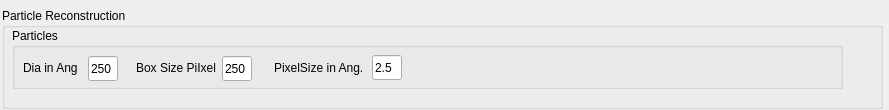
The window that src/gui/widgets/particleReconstruction.ui (Klumpe-lab/CryoBoost) describes before a commit, drawn with Qt 5.
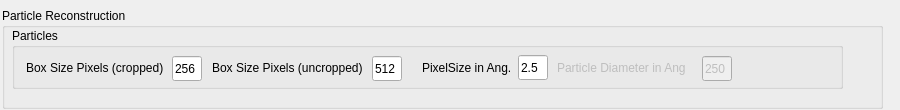
The same window after the commit.

Commit message: test with particle extraction successful

```diff
--- a/src/gui/widgets/particleReconstruction.ui
+++ b/src/gui/widgets/particleReconstruction.ui
@@ -6,7 +6,7 @@
    <rect>
     <x>0</x>
     <y>0</y>
-    <width>889</width>
+    <width>900</width>
     <height>110</height>
    </rect>
   </property>
@@ -16,6 +16,12 @@
     <verstretch>0</verstretch>
    </sizepolicy>
   </property>
+  <property name="minimumSize">
+   <size>
+    <width>900</width>
+    <height>110</height>
+   </size>
+  </property>
   <property name="windowTitle">
    <string>Form</string>
   </property>
@@ -50,22 +56,28 @@
      <string>Particles</string>
     </property>
     <widget class="QLabel" name="label_66">
+     <property name="enabled">
+      <bool>false</bool>
+     </property>
      <property name="geometry">
       <rect>
-       <x>11</x>
+       <x>545</x>
        <y>30</y>
-       <width>60</width>
+       <width>161</width>
        <height>20</height>
       </rect>
      </property>
      <property name="text">
-      <string>Dia in Ang</string>
+      <string>Particle Diameter in Ang</string>
      </property>
     </widget>
-    <widget class="QLineEdit" name="line_path_movies_11">
+    <widget class="QLineEdit" name="line_path_partRecParticleDia">
+     <property name="enabled">
+      <bool>false</bool>
+     </property>
      <property name="geometry">
       <rect>
-       <x>76</x>
+       <x>690</x>
        <y>28</y>
        <width>30</width>
        <height>25</height>
@@ -78,33 +90,33 @@
     <widget class="QLabel" name="label_67">
      <property name="geometry">
       <rect>
-       <x>124</x>
+       <x>14</x>
        <y>30</y>
-       <width>81</width>
+       <width>141</width>
        <height>20</height>
       </rect>
      </property>
      <property name="text">
-      <string>Box Size PiIxel</string>
+      <string>Box Size Pixels (cropped)</string>
      </property>
     </widget>
     <widget class="QLineEdit" name="line_path_movies_14">
      <property name="geometry">
       <rect>
-       <x>210</x>
+       <x>160</x>
        <y>28</y>
        <width>30</width>
        <height>25</height>
       </rect>
      </property>
      <property name="text">
-      <string>250</string>
+      <string>256</string>
      </property>
     </widget>
     <widget class="QLabel" name="label_68">
      <property name="geometry">
       <rect>
-       <x>262</x>
+       <x>410</x>
        <y>30</y>
        <width>91</width>
        <height>20</height>
@@ -117,7 +129,7 @@
     <widget class="QLineEdit" name="line_path_movies_15">
      <property name="geometry">
       <rect>
-       <x>360</x>
+       <x>506</x>
        <y>27</y>
        <width>30</width>
        <height>25</height>
@@ -127,6 +139,32 @@
       <string>2.5</string>
      </property>
     </widget>
+    <widget class="QLabel" name="label_69">
+     <property name="geometry">
+      <rect>
+       <x>200</x>
+       <y>30</y>
+       <width>161</width>
+       <height>20</height>
+      </rect>
+     </property>
+     <property name="text">
+      <string>Box Size Pixels (uncropped)</string>
+     </property>
+    </widget>
+    <widget class="QLineEdit" name="line_path_partRecBoxSzUnCropped">
+     <property name="geometry">
+      <rect>
+       <x>360</x>
+       <y>28</y>
+       <width>30</width>
+       <height>25</height>
+      </rect>
+     </property>
+     <property name="text">
+      <string>512</string>
+     </property>
+    </widget>
    </widget>
   </widget>
  </widget>
```
Left out of the diff: 4 changed lines with no effect on the pictures. The commit also changes 5 other files.
